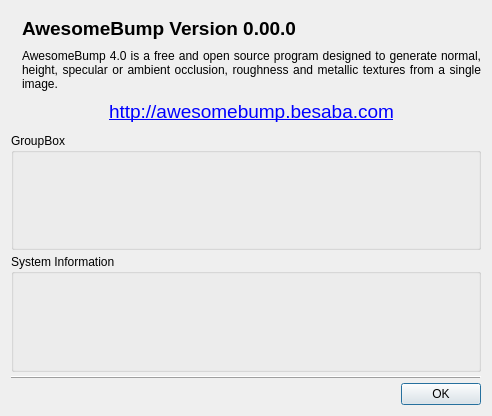
Old version of the form Sources/allaboutdialog.ui in the repository kmkolasinski/AwesomeBump.
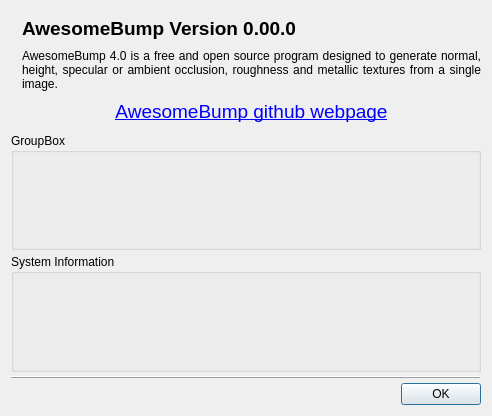
New version of the form. Icons and pictures are not drawn.

Commit message: corrected the _find_data_dir function in main.cpp. Not tested on windows platform.

Patch:
```diff
--- a/Sources/allaboutdialog.ui
+++ b/Sources/allaboutdialog.ui
@@ -80,7 +80,7 @@
             </font>
            </property>
            <property name="text">
-            <string>&lt;a href=&quot;http://awesomebump.besaba.com&quot;&gt;http://awesomebump.besaba.com&lt;/a&gt;</string>
+            <string>&lt;html&gt;&lt;head/&gt;&lt;body&gt;&lt;p&gt;&lt;a href=&quot;https://github.com/kmkolasinski/AwesomeBump&quot;&gt;&lt;span style=&quot; text-decoration: underline; color:#0000ff;&quot;&gt;AwesomeBump github webpage&lt;/span&gt;&lt;/a&gt;&lt;/p&gt;&lt;/body&gt;&lt;/html&gt;</string>
            </property>
            <property name="alignment">
             <set>Qt::AlignCenter</set>
```
The commit also changes 1 other file.
